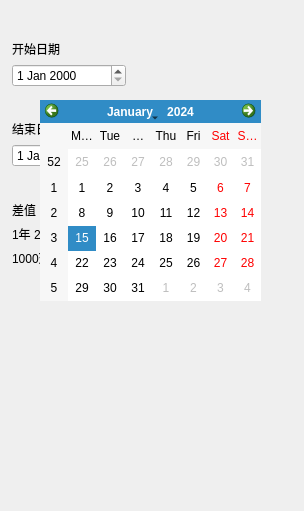
The window that dateapart.ui (Hongxy-prodigal/Calculator) describes before a commit, drawn with Qt 5.
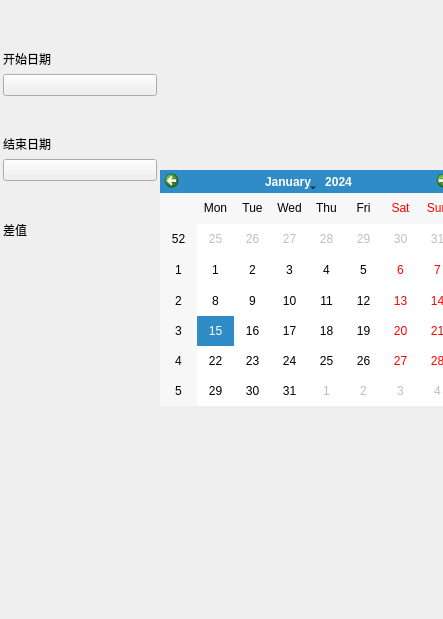
The same window after the commit. Icons and pictures are not drawn.

Commit message: complete the dateapart

The edit to the form file:
```diff
--- a/dateapart.ui
+++ b/dateapart.ui
@@ -6,20 +6,30 @@
    <rect>
     <x>0</x>
     <y>0</y>
-    <width>304</width>
-    <height>511</height>
+    <width>443</width>
+    <height>619</height>
    </rect>
   </property>
   <property name="windowTitle">
    <string>Form</string>
   </property>
-  <widget class="QWidget" name="layoutWidget">
+  <widget class="QCalendarWidget" name="calendarWidget">
    <property name="geometry">
     <rect>
-     <x>12</x>
-     <y>12</y>
-     <width>114</width>
-     <height>486</height>
+     <x>160</x>
+     <y>170</y>
+     <width>296</width>
+     <height>236</height>
+    </rect>
+   </property>
+  </widget>
+  <widget class="QWidget" name="">
+   <property name="geometry">
+    <rect>
+     <x>3</x>
+     <y>16</y>
+     <width>154</width>
+     <height>467</height>
     </rect>
    </property>
    <layout class="QVBoxLayout" name="verticalLayout_4">
@@ -30,8 +40,8 @@
       </property>
       <property name="sizeHint" stdset="0">
        <size>
-        <width>20</width>
-        <height>20</height>
+        <width>59</width>
+        <height>16</height>
        </size>
       </property>
      </spacer>
@@ -46,7 +56,24 @@
        </widget>
       </item>
       <item>
-       <widget class="QDateEdit" name="dateStart"/>
+       <widget class="QPushButton" name="btnBegin">
+        <property name="minimumSize">
+         <size>
+          <width>150</width>
+          <height>0</height>
+         </size>
+        </property>
+        <property name="layoutDirection">
+         <enum>Qt::RightToLeft</enum>
+        </property>
+        <property name="text">
+         <string/>
+        </property>
+        <property name="icon">
+         <iconset resource="calculator.qrc">
+          <normaloff>:/image/date.png</normaloff>:/image/date.png</iconset>
+        </property>
+       </widget>
       </item>
      </layout>
     </item>
@@ -57,8 +84,8 @@
       </property>
       <property name="sizeHint" stdset="0">
        <size>
-        <width>20</width>
-        <height>20</height>
+        <width>59</width>
+        <height>16</height>
        </size>
       </property>
      </spacer>
@@ -73,7 +100,18 @@
        </widget>
       </item>
       <item>
-       <widget class="QDateEdit" name="dateOver"/>
+       <widget class="QPushButton" name="btnEnd">
+        <property name="layoutDirection">
+         <enum>Qt::RightToLeft</enum>
+        </property>
+        <property name="text">
+         <string/>
+        </property>
+        <property name="icon">
+         <iconset resource="calculator.qrc">
+          <normaloff>:/image/date.png</normaloff>:/image/date.png</iconset>
+        </property>
+       </widget>
       </item>
      </layout>
     </item>
@@ -84,8 +122,8 @@
       </property>
       <property name="sizeHint" stdset="0">
        <size>
-        <width>20</width>
-        <height>20</height>
+        <width>59</width>
+        <height>16</height>
        </size>
       </property>
      </spacer>
@@ -102,14 +140,14 @@
       <item>
        <widget class="QLabel" name="labelMany">
         <property name="text">
-         <string>1年 2周 3天</string>
+         <string/>
         </property>
        </widget>
       </item>
       <item>
        <widget class="QLabel" name="labelConcrete">
         <property name="text">
-         <string>1000天</string>
+         <string/>
         </property>
        </widget>
       </item>
@@ -122,24 +160,14 @@
       </property>
       <property name="sizeHint" stdset="0">
        <size>
-        <width>20</width>
-        <height>231</height>
+        <width>59</width>
+        <height>204</height>
        </size>
       </property>
      </spacer>
     </item>
    </layout>
   </widget>
-  <widget class="QCalendarWidget" name="calendarWidget">
-   <property name="geometry">
-    <rect>
-     <x>40</x>
-     <y>100</y>
-     <width>221</width>
-     <height>201</height>
-    </rect>
-   </property>
-  </widget>
  </widget>
  <resources/>
  <connections/>
```
Left out of the diff: 4 changed lines with no effect on the pictures. The commit also changes 3 other files.
